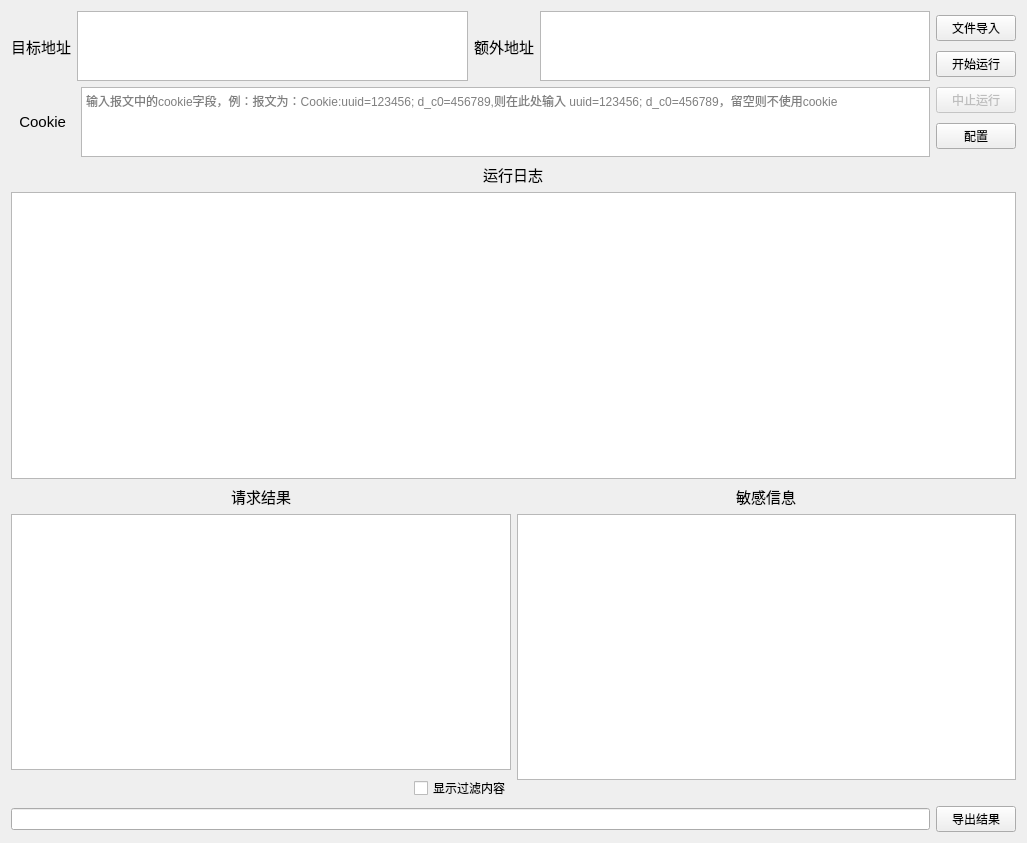
This is ui/ui_main.ui in abcd1234564499sc/scanJSUrlThreading as Qt 5 draws it before an edit. The edited form follows.
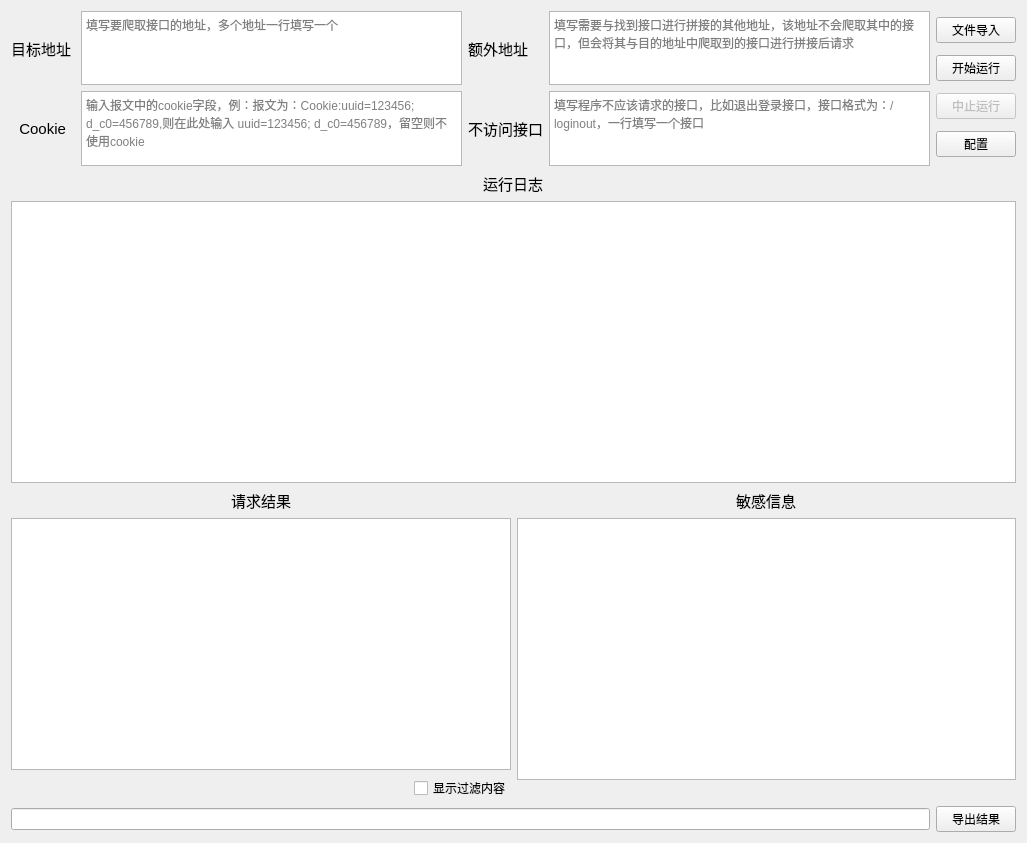
This is the edited form. Icons and pictures are not drawn.

```diff
--- a/ui/ui_main.ui
+++ b/ui/ui_main.ui
@@ -17,16 +17,12 @@
    <iconset resource="../resource/source.qrc">
     <normaloff>:/图片/icon.png</normaloff>:/图片/icon.png</iconset>
   </property>
-  <layout class="QVBoxLayout" name="verticalLayout_6" stretch="3,8,8,1">
+  <layout class="QVBoxLayout" name="verticalLayout_6" stretch="4,8,8,1">
    <item>
     <layout class="QHBoxLayout" name="horizontalLayout_2">
      <item>
-      <layout class="QVBoxLayout" name="verticalLayout_5" stretch="2,6">
-       <item>
-        <layout class="QHBoxLayout" name="horizontalLayout_7">
-         <item>
-          <layout class="QHBoxLayout" name="horizontalLayout_4">
-           <item>
+      <layout class="QGridLayout" name="gridLayout">
+       <item row="0" column="0">
             <widget class="QLabel" name="label">
              <property name="font">
               <font>
@@ -39,14 +35,14 @@
              </property>
             </widget>
            </item>
-           <item>
-            <widget class="QPlainTextEdit" name="plainTextEdit"/>
-           </item>
-          </layout>
-         </item>
-         <item>
-          <layout class="QHBoxLayout" name="horizontalLayout_5">
-           <item>
+       <item row="0" column="1">
+        <widget class="QPlainTextEdit" name="plainTextEdit">
+         <property name="placeholderText">
+          <string>填写要爬取接口的地址，多个地址一行填写一个</string>
+         </property>
+        </widget>
+       </item>
+       <item row="0" column="2">
             <widget class="QLabel" name="label_6">
              <property name="font">
               <font>
@@ -59,16 +55,14 @@
              </property>
             </widget>
            </item>
-           <item>
-            <widget class="QPlainTextEdit" name="extraUrlTextEdit"/>
-           </item>
-          </layout>
-         </item>
-        </layout>
-       </item>
-       <item>
-        <layout class="QHBoxLayout" name="horizontalLayout_6">
-         <item>
+       <item row="0" column="3">
+        <widget class="QPlainTextEdit" name="extraUrlTextEdit">
+         <property name="placeholderText">
+          <string>填写需要与找到接口进行拼接的其他地址，该地址不会爬取其中的接口，但会将其与目的地址中爬取到的接口进行拼接后请求</string>
+         </property>
+        </widget>
+       </item>
+       <item row="1" column="0">
           <widget class="QLabel" name="label_7">
            <property name="font">
             <font>
@@ -81,15 +75,37 @@
            </property>
           </widget>
          </item>
-         <item>
+       <item row="1" column="1">
           <widget class="QTextEdit" name="cookiesTextEdit">
            <property name="placeholderText">
             <string>输入报文中的cookie字段，例：报文为：Cookie:uuid=123456; d_c0=456789,则在此处输入 uuid=123456; d_c0=456789，留空则不使用cookie</string>
            </property>
           </widget>
          </item>
+       <item row="1" column="2">
+        <layout class="QVBoxLayout" name="verticalLayout_5">
+         <item>
+          <widget class="QLabel" name="label_8">
+           <property name="font">
+            <font>
+             <family>Arial</family>
+             <pointsize>11</pointsize>
+            </font>
+           </property>
+           <property name="text">
+            <string>不访问接口</string>
+           </property>
+          </widget>
+         </item>
         </layout>
        </item>
+       <item row="1" column="3">
+        <widget class="QPlainTextEdit" name="unvisitInterfaceUriTextEdit">
+         <property name="placeholderText">
+          <string>填写程序不应该请求的接口，比如退出登录接口，接口格式为：/loginout，一行填写一个接口</string>
+         </property>
+        </widget>
+       </item>
       </layout>
      </item>
      <item>
```
Lines whose indentation alone changed are shown as unchanged.
